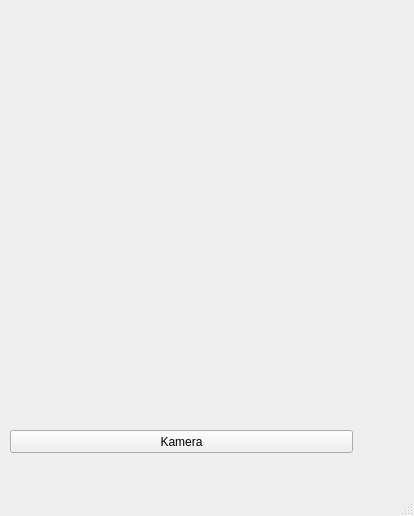
Old version of the form arayuz/kamera.ui in the repository pythonuzaktanegitim/canliderspython1.
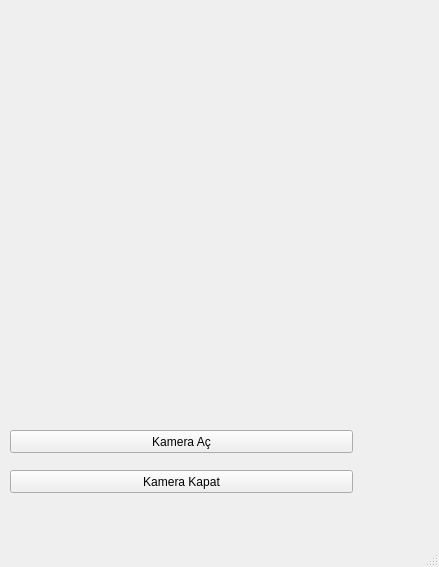
New version of the form.

The edit to the form file:
```diff
--- a/arayuz/kamera.ui
+++ b/arayuz/kamera.ui
@@ -6,8 +6,8 @@
    <rect>
     <x>0</x>
     <y>0</y>
-    <width>414</width>
-    <height>516</height>
+    <width>439</width>
+    <height>567</height>
    </rect>
   </property>
   <property name="windowTitle">
@@ -43,7 +43,20 @@
      </rect>
     </property>
     <property name="text">
-     <string>Kamera</string>
+     <string>Kamera Aç</string>
+    </property>
+   </widget>
+   <widget class="QPushButton" name="btKapat">
+    <property name="geometry">
+     <rect>
+      <x>10</x>
+      <y>470</y>
+      <width>343</width>
+      <height>23</height>
+     </rect>
+    </property>
+    <property name="text">
+     <string>Kamera Kapat</string>
     </property>
    </widget>
   </widget>
```
Left out of the diff: 6 changed lines with no effect on the pictures.
